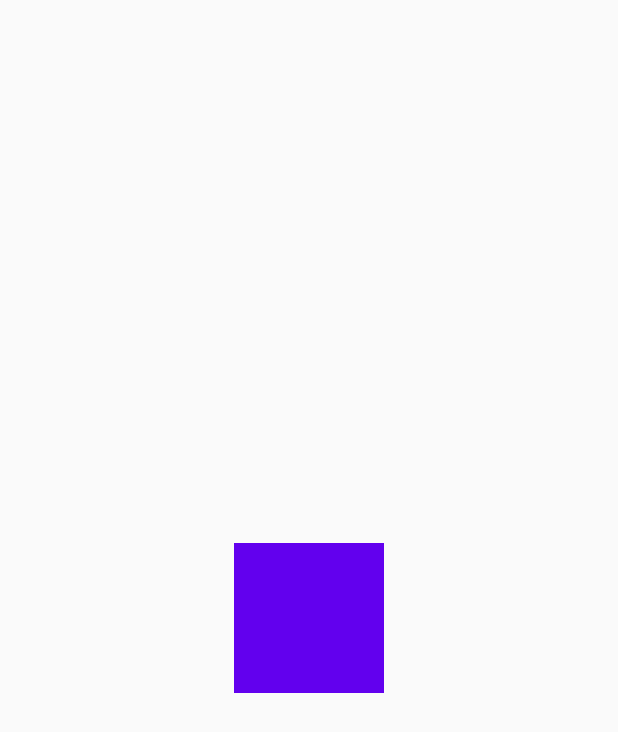
After one commit to M-Abughali/MovieExample, an Android app: the SplashActivity screen opened directly, with no data from a screen before it, on a phone screen of 412 x 824 dp. The commit adds this screen. Shown: the top 732 px of the screen. Run offline under Robolectric (Android 15) with nearby library versions, the phone set to English and light mode, and no system bars; our stand-ins replace data binding; network calls fail.

Commit message:
create splash activity , movie details activity

```diff
--- a/app/src/main/java/com/mj/movieexample/data/model/Movie.kt
+++ b/app/src/main/java/com/mj/movieexample/data/model/Movie.kt
@@ -1,4 +1,6 @@
 package com.mj.movieexample.data.model
+
+import java.io.Serializable
 
 data class Movie(
     val adult: Boolean,
@@ -15,4 +17,4 @@ data class Movie(
     val video: Boolean,
     val vote_average: Double,
     val vote_count: Int
-)
+) : Serializable
--- a/app/src/main/java/com/mj/movieexample/di/module/ViewModelModule.kt
+++ b/app/src/main/java/com/mj/movieexample/di/module/ViewModelModule.kt
@@ -1,6 +1,6 @@
 package com.mj.movieexample.di.module
 import androidx.lifecycle.ViewModel
-import com.mj.movieexample.ui.viewModel.MovieListViewModel
+import com.mj.movieexample.ui.component.movieList.viewModel.MovieListViewModel
 import dagger.Binds
 import dagger.Module
 import dagger.multibindings.IntoMap
--- a/app/src/main/java/com/mj/movieexample/network/ServiceGenerator.kt
+++ b/app/src/main/java/com/mj/movieexample/network/ServiceGenerator.kt
@@ -34,10 +34,6 @@ constructor() {
         retrofit = Retrofit.Builder().baseUrl(BASE_URL).client(client)
             .addConverterFactory(GsonConverterFactory.create()).build()
 
-        /*   retrofit = Retrofit.Builder()
-               .baseUrl(BASE_URL).client(client)
-               .addConverterFactory(MoshiConverterFactory.create())
-               .build()*/
     }
 
     fun <S> createService(serviceClass: Class<S>): S {
--- a/app/src/main/java/com/mj/movieexample/ui/viewModel/ViewModelFactory.kt
+++ b/app/src/main/java/com/mj/movieexample/ui/base/ViewModelFactory.kt
@@ -1,4 +1,4 @@
-package com.mj.movieexample.ui.viewModel
+package com.mj.movieexample.ui.base
 
 import androidx.lifecycle.ViewModel
 import androidx.lifecycle.ViewModelProvider
--- /dev/null
+++ b/app/src/main/java/com/mj/movieexample/ui/component/splash/SplashActivity.kt
@@ -0,0 +1,48 @@
+package com.mj.movieexample.ui.component.splash
+
+import android.content.Intent
+import androidx.appcompat.app.AppCompatActivity
+import android.os.Bundle
+import android.os.Handler
+import com.mj.movieexample.R
+import com.mj.movieexample.databinding.ActivitySplashBinding
+import com.mj.movieexample.ui.base.BaseActivity
+import com.mj.movieexample.ui.component.movieList.MovieListActivity
+import com.mj.movieexample.util.Constants
+
+class SplashActivity : BaseActivity() {
+
+    lateinit var binding: ActivitySplashBinding;
+    override fun injectActivity(baseActivity: BaseActivity) {
+
+    }
+
+    override fun initializeViewModel() {
+    }
+
+    override fun observeViewModel() {
+    }
+
+    override fun initViewBinding() {
+        binding=ActivitySplashBinding.inflate(layoutInflater);
+        setContentView(binding.root)
+    }
+
+    override fun initToolBar() {
+
+    }
+
+    override fun onCreate(savedInstanceState: Bundle?) {
+        super.onCreate(savedInstanceState)
+        navigateToMainScreen()
+    }
+
+
+    private fun navigateToMainScreen() {
+        Handler().postDelayed({
+            val nextScreenIntent = Intent(this, MovieListActivity::class.java)
+            startActivity(nextScreenIntent)
+            finish()
+        }, Constants.SPLASH_DELAY.toLong())
+    }
+}
--- a/app/src/main/java/com/mj/movieexample/util/Constants.kt
+++ b/app/src/main/java/com/mj/movieexample/util/Constants.kt
@@ -11,6 +11,8 @@ class Constants {
     companion object INSTANCE {
         const val SPLASH_DELAY = 3000
         const val MAIN_IMAGE_URL = "http://image.tmdb.org/t/p/original";
+        const val Movie_ITEM_KEY = "Movie_ITEM_KEY"
+
     }
 
 
--- a/app/src/main/java/com/mj/movieexample/util/Result.kt
+++ b/app/src/main/java/com/mj/movieexample/util/Result.kt
@@ -2,9 +2,9 @@ package com.mj.movieexample.util
 
 sealed class Result<out T : Any> {
 
-    object InProgrss : Result<Nothing>()
     class Success<out T : Any>(val data: T?, val msg: String) : Result<T>()
     class NetworkGeneralError(val msg: String) : Result<Nothing>()
     object NetworkNoInternetError : Result<Nothing>()
+    object InProgrss : Result<Nothing>()
 
 }
--- a/app/src/main/res/drawable/image_place_holder.xml
+++ b/app/src/main/res/drawable/image_place_holder.xml
@@ -1,6 +1,6 @@
 <?xml version="1.0" encoding="utf-8"?>
 <shape xmlns:android="http://schemas.android.com/apk/res/android"
-    android:shape="oval">
+    android:shape="rectangle">
 
     <size
         android:width="100dp"
--- a/app/src/main/res/layout/activity_main.xml
+++ b/app/src/main/res/layout/activity_movie_list.xml
@@ -6,7 +6,7 @@
         android:layout_width="match_parent"
         android:layout_height="match_parent"
         android:orientation="vertical"
-        tools:context=".ui.MainActivity">
+        tools:context=".ui.component.movieList.MovieListActivity">
 
         <include
             android:id="@+id/toolbar_layout"
--- /dev/null
+++ b/app/src/main/res/layout/activity_splash.xml
@@ -0,0 +1,29 @@
+<?xml version="1.0" encoding="utf-8"?>
+<layout xmlns:android="http://schemas.android.com/apk/res/android"
+    xmlns:app="http://schemas.android.com/apk/res-auto"
+    xmlns:tools="http://schemas.android.com/tools">
+
+    <androidx.constraintlayout.widget.ConstraintLayout
+        android:layout_width="match_parent"
+        android:layout_height="match_parent"
+        android:orientation="vertical"
+        tools:context=".ui.component.splash.SplashActivity">
+
+        <include
+            android:id="@+id/toolbar_layout"
+            layout="@layout/toolbar"
+            android:visibility="gone"
+            />
+
+
+        <ImageView
+            android:layout_width="100dp"
+            android:layout_height="100dp"
+            android:layout_gravity="center"
+            android:src="@color/colorPrimary"
+            app:layout_constraintBottom_toBottomOf="parent"
+            app:layout_constraintEnd_toEndOf="parent"
+            app:layout_constraintStart_toStartOf="parent"
+            app:layout_constraintTop_toBottomOf="@+id/toolbar_layout" />
+    </androidx.constraintlayout.widget.ConstraintLayout>
+</layout>
--- a/app/src/main/res/values/strings.xml
+++ b/app/src/main/res/values/strings.xml
@@ -1,5 +1,5 @@
 <resources>
     <string name="app_name">MovieExample</string>
-<!-- TODO: Remove or change this placeholder text -->
+    <!-- TODO: Remove or change this placeholder text -->
     <string name="hello_blank_fragment">Hello blank fragment</string>
 </resources>
```
Also changed, not shown: app/src/main/AndroidManifest.xml (+10 -4 lines), app/src/main/java/com/mj/movieexample/di/MovieComponent.kt (+4 -5 lines), app/src/main/java/com/mj/movieexample/ui/component/movieDetails/MovieDetailsActivity.kt (added, +48 -0 lines), app/src/main/java/com/mj/movieexample/ui/component/movieList/MovieListActivity.kt (renamed from app/src/main/java/com/mj/movieexample/ui/MainActivity.kt, +27 -22 lines), app/src/main/java/com/mj/movieexample/ui/component/movieList/movieAdapter/MovieAdapter.kt (renamed from app/src/main/java/com/mj/movieexample/ui/movieAdapter/MovieAdapter.kt, +6 -4 lines), app/src/main/java/com/mj/movieexample/ui/component/movieList/movieAdapter/viewHolder.kt (renamed from app/src/main/java/com/mj/movieexample/ui/movieAdapter/viewHolder2.kt, +10 -3 lines), app/src/main/java/com/mj/movieexample/ui/component/movieList/movieAdapter/viewHolder2.kt (renamed from app/src/main/java/com/mj/movieexample/ui/movieAdapter/viewHolder.kt, +10 -3 lines), app/src/main/java/com/mj/movieexample/ui/component/movieList/viewModel/MovieListViewModel.kt (renamed from app/src/main/java/com/mj/movieexample/ui/viewModel/MovieListViewModel.kt, +4 -4 lines), app/src/main/res/layout/activity_movie_details.xml (added, +57 -0 lines).
